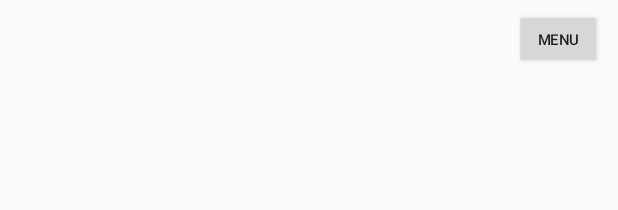
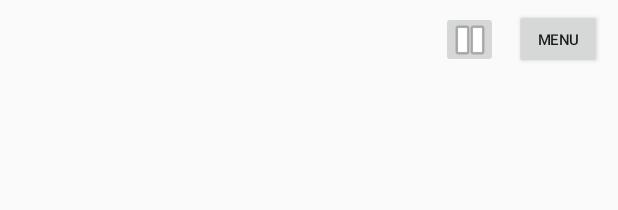
Before and after one commit to Vaniog/Tetris3D, an Android app: the layout activity_game.xml on its own in the app's theme, with its tools: preview values and no code run, on a phone screen of 412 x 824 dp. Shown: the top 210 px of the screen. Run offline under Robolectric (Android 15) with nearby library versions, the phone set to English and light mode, and no system bars.

Commit message:
game update

```diff
--- a/app/build.gradle
+++ b/app/build.gradle
@@ -39,6 +39,7 @@ dependencies {
     implementation 'androidx.appcompat:appcompat:1.3.1'
     implementation 'com.google.android.material:material:1.4.0'
     implementation 'androidx.constraintlayout:constraintlayout:2.1.1'
+    implementation 'androidx.preference:preference:1.1.1'
     testImplementation 'junit:junit:4.+'
     androidTestImplementation 'androidx.test.ext:junit:1.1.3'
     androidTestImplementation 'androidx.test.espresso:espresso-core:3.4.0'
--- a/app/src/main/AndroidManifest.xml
+++ b/app/src/main/AndroidManifest.xml
@@ -12,7 +12,10 @@
         android:roundIcon="@mipmap/ic_launcher_round"
         android:supportsRtl="true"
         android:theme="@style/Theme.Tetris3d">
-        <activity android:name=".TutorialActivity"></activity>
+        <activity
+            android:name=".SettingsActivity"
+            android:label="@string/title_activity_settings"></activity>
+        <activity android:name=".TutorialActivity" />
         <activity android:name=".CampaignActivity" />
         <activity android:name=".CasualActivity" />
         <activity android:name=".GameActivity" />
--- a/app/src/main/java/com/example/tetris3d/CustomOpenGL/DrawableTriangle.kt
+++ b/app/src/main/java/com/example/tetris3d/CustomOpenGL/DrawableTriangle.kt
@@ -66,7 +66,7 @@ class DrawableTriangle(
         paint.color = Color.argb(color.alpha, (color.red * k.toFloat()).toInt(), (color.green * k.toFloat()).toInt(), (color.blue * k.toFloat()).toInt())
         canvas.apply {
             val path = Path()
-            path.fillType = Path.FillType.EVEN_ODD
+            //path.fillType = Path.FillType.EVEN_ODD
             path.moveTo(
                 cx + (width * point1.x).toFloat(),
                 cy - (width * point1.y).toFloat())
--- a/app/src/main/java/com/example/tetris3d/CustomOpenGL/GLSurfaceView.kt
+++ b/app/src/main/java/com/example/tetris3d/CustomOpenGL/GLSurfaceView.kt
@@ -11,6 +11,7 @@ import androidx.annotation.RequiresApi
 var someViewCreated = false
 open class GLSurfaceView (context: Context) : SurfaceView(context), SurfaceHolder.Callback {
     var firstView = false
+
     private val spaces = MutableList(0){Space()}
     private var surfaceThread = SurfaceDrawingThread(holder, spaces)
 
--- a/app/src/main/java/com/example/tetris3d/CustomOpenGL/Space.kt
+++ b/app/src/main/java/com/example/tetris3d/CustomOpenGL/Space.kt
@@ -120,6 +120,7 @@ open class Space {
         objects.add(square)
     }
 
+
     fun square(p1x : Int, p1y : Int, p1z : Int,
                p2x : Int, p2y : Int, p2z : Int,
                p3x : Int, p3y : Int, p3z : Int,
--- a/app/src/main/java/com/example/tetris3d/MainActivity.kt
+++ b/app/src/main/java/com/example/tetris3d/MainActivity.kt
@@ -19,6 +19,7 @@ class MainActivity : AppCompatActivity() {
         val casualButton = findViewById<Button>(R.id.casualButton)
         val campaignButton = findViewById<Button>(R.id.campaignButton)
         val tutorialButton = findViewById<Button>(R.id.tutorialButton)
+        val settingsButton = findViewById<Button>(R.id.settingsButton)
 
         val sharedPreferences = getSharedPreferences("data", Context.MODE_PRIVATE)
         val highScore = sharedPreferences.getInt("HIGH_SCORE", 0)
@@ -41,5 +42,9 @@ class MainActivity : AppCompatActivity() {
             val i = Intent(this, TutorialActivity::class.java)
             startActivity(i)
         }
+        settingsButton.setOnClickListener{
+            val i = Intent(this, SettingsActivity::class.java)
+            startActivity(i)
+        }
     }
 }
--- a/app/src/main/res/layout/activity_game.xml
+++ b/app/src/main/res/layout/activity_game.xml
@@ -9,7 +9,9 @@
     <FrameLayout
         android:id="@+id/frameLayout"
         android:layout_width="match_parent"
-        android:layout_height="match_parent">
+        android:layout_height="match_parent"
+        tools:layout_editor_absoluteX="0dp"
+        tools:layout_editor_absoluteY="0dp">
 
     </FrameLayout>
 
@@ -41,4 +43,26 @@
         app:layout_constraintBottom_toTopOf="@+id/doStep"
         app:layout_constraintEnd_toEndOf="parent" />
 
+    <ImageButton
+        android:id="@+id/pauseButton"
+        android:layout_width="38dp"
+        android:layout_height="38dp"
+        app:layout_constraintBottom_toBottomOf="@+id/button2"
+        app:layout_constraintEnd_toStartOf="@+id/button2"
+        app:layout_constraintTop_toTopOf="parent"
+        app:srcCompat="@android:drawable/ic_media_pause" />
+
+    <TextView
+        android:id="@+id/pauseText"
+        android:layout_width="wrap_content"
+        android:layout_height="wrap_content"
+        android:text="PAUSED"
+        android:textColor="#00B5C2FF"
+        android:textSize="30sp"
+        app:layout_constraintBottom_toBottomOf="@+id/frameLayout"
+        app:layout_constraintEnd_toEndOf="parent"
+        app:layout_constraintStart_toStartOf="parent"
+        app:layout_constraintTop_toTopOf="parent"
+        app:layout_constraintVertical_bias="0.39" />
+
 </androidx.constraintlayout.widget.ConstraintLayout>
```
Also changed, not shown: app/src/main/java/com/example/tetris3d/CustomOpenGL/DrawableSquare.kt (+6 -5 lines), app/src/main/java/com/example/tetris3d/FieldSpace.kt (+21 -2 lines), app/src/main/java/com/example/tetris3d/GameActivity.kt (+11 -4 lines), app/src/main/java/com/example/tetris3d/SettingsActivity.kt (added, +23 -0 lines), app/src/main/res/layout/activity_main.xml (+8 -0 lines), app/src/main/res/layout/activity_settings.xml (added, +21 -0 lines), app/src/main/res/values/arrays.xml (added, +12 -0 lines), app/src/main/res/values/strings.xml (+16 -0 lines), app/src/main/res/xml/root_preferences.xml (added, +35 -0 lines).
